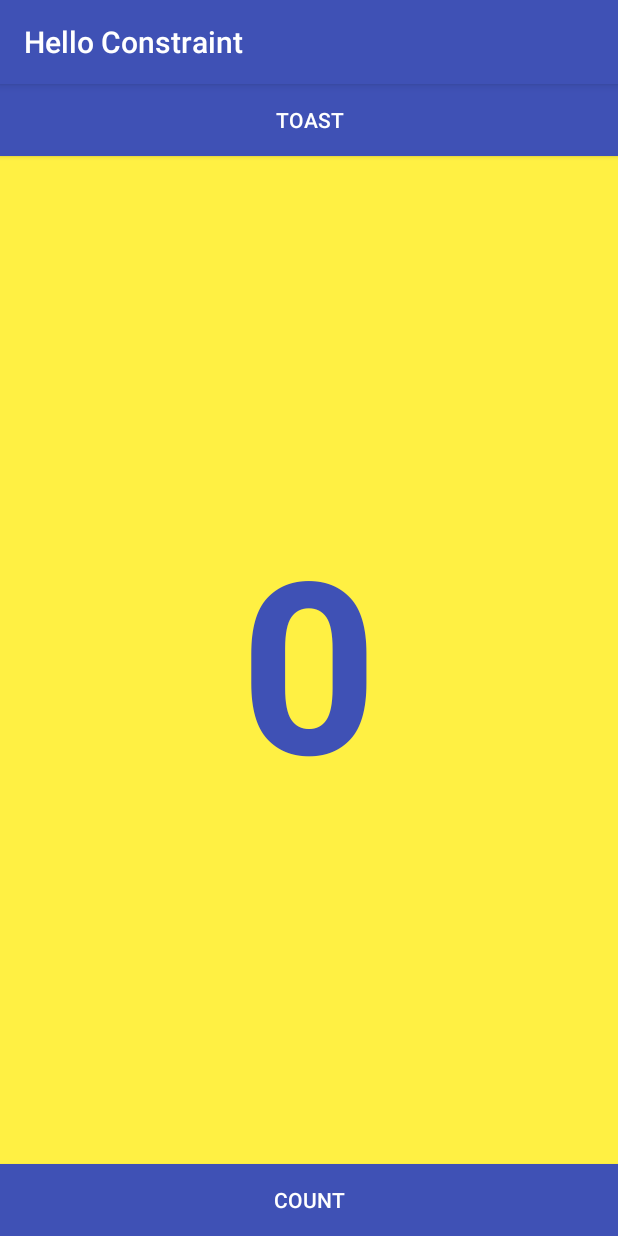
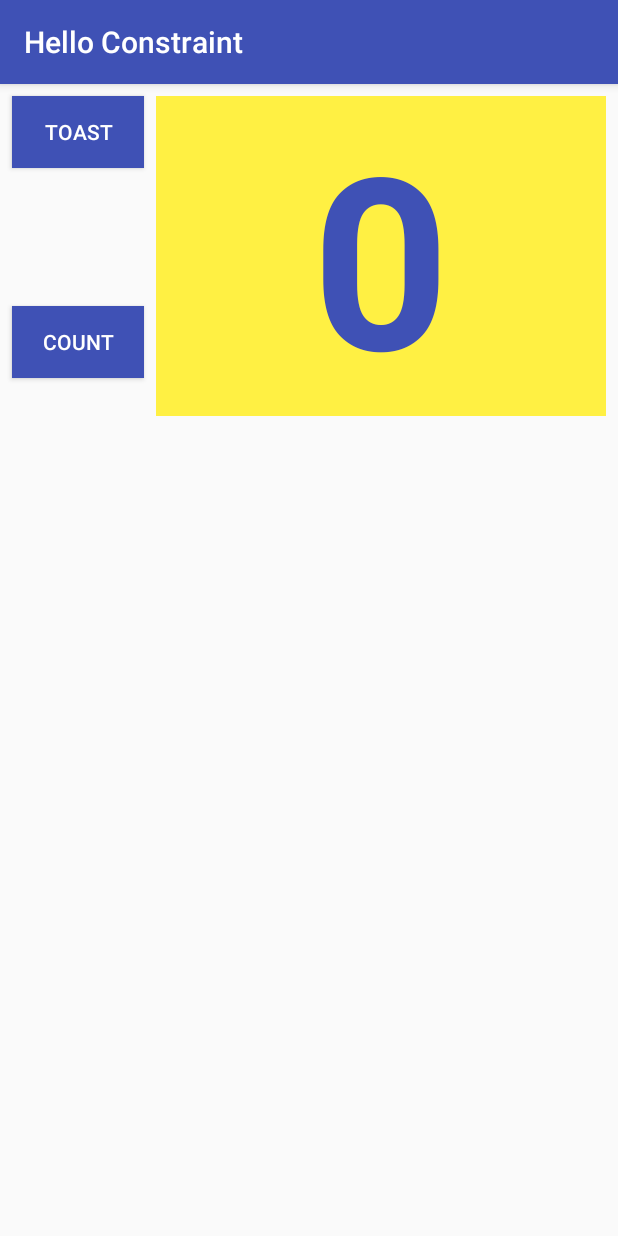
Before and after one commit to nandohidayat/hello-constraint-android-app, an Android app: the screen it shows after launch (MainActivity), on a phone screen of 412 x 824 dp. Run offline under Robolectric (Android 15) with nearby library versions, the phone set to English and light mode, and no system bars.

Commit message:
change layout to constraint and re arrange component

```diff
--- a/app/src/main/res/layout/activity_main.xml
+++ b/app/src/main/res/layout/activity_main.xml
@@ -1,39 +1,56 @@
 <?xml version="1.0" encoding="utf-8"?>
-<LinearLayout xmlns:android="http://schemas.android.com/apk/res/android"
+<android.support.constraint.ConstraintLayout xmlns:android="http://schemas.android.com/apk/res/android"
     xmlns:app="http://schemas.android.com/apk/res-auto"
     xmlns:tools="http://schemas.android.com/tools"
+    android:id="@+id/constraintLayout"
     android:layout_width="match_parent"
     android:layout_height="match_parent"
-    android:orientation="vertical"
-    tools:context=".MainActivity">
+    tools:context=".MainActivity"
+    tools:layout_editor_absoluteY="81dp">
 
     <Button
         android:id="@+id/button_toast"
-        android:layout_width="match_parent"
+        android:layout_width="0dp"
         android:layout_height="wrap_content"
+        android:layout_marginLeft="8dp"
+        android:layout_marginStart="8dp"
+        android:layout_marginTop="8dp"
         android:background="@color/colorPrimary"
+        android:onClick="showToast"
         android:text="@string/button_label_toast"
         android:textColor="@android:color/white"
-        android:onClick="showToast"/>
+        app:layout_constraintStart_toStartOf="parent"
+        app:layout_constraintTop_toTopOf="parent" />
 
     <TextView
         android:id="@+id/show_count"
-        android:layout_width="match_parent"
+        android:layout_width="0dp"
         android:layout_height="wrap_content"
-        android:layout_weight="2"
+        android:layout_marginEnd="8dp"
+        android:layout_marginLeft="8dp"
+        android:layout_marginRight="8dp"
+        android:layout_marginStart="8dp"
+        android:layout_marginTop="8dp"
         android:background="@color/myBackgroundColor"
         android:gravity="center"
         android:text="@string/count_initial_value"
         android:textColor="@color/colorPrimary"
         android:textSize="@dimen/count_text_size"
-        android:textStyle="bold" />
+        android:textStyle="bold"
+        app:layout_constraintEnd_toEndOf="parent"
+        app:layout_constraintStart_toEndOf="@+id/button_count"
+        app:layout_constraintTop_toTopOf="parent" />
 
     <Button
         android:id="@+id/button_count"
-        android:layout_width="match_parent"
+        android:layout_width="0dp"
         android:layout_height="wrap_content"
+        android:layout_marginLeft="8dp"
+        android:layout_marginStart="8dp"
         android:background="@color/colorPrimary"
+        android:onClick="countUp"
         android:text="@string/button_label_count"
         android:textColor="@android:color/white"
-        android:onClick="countUp"/>
-</LinearLayout>
+        app:layout_constraintBaseline_toBaselineOf="@+id/show_count"
+        app:layout_constraintStart_toStartOf="parent" />
+</android.support.constraint.ConstraintLayout>
```
